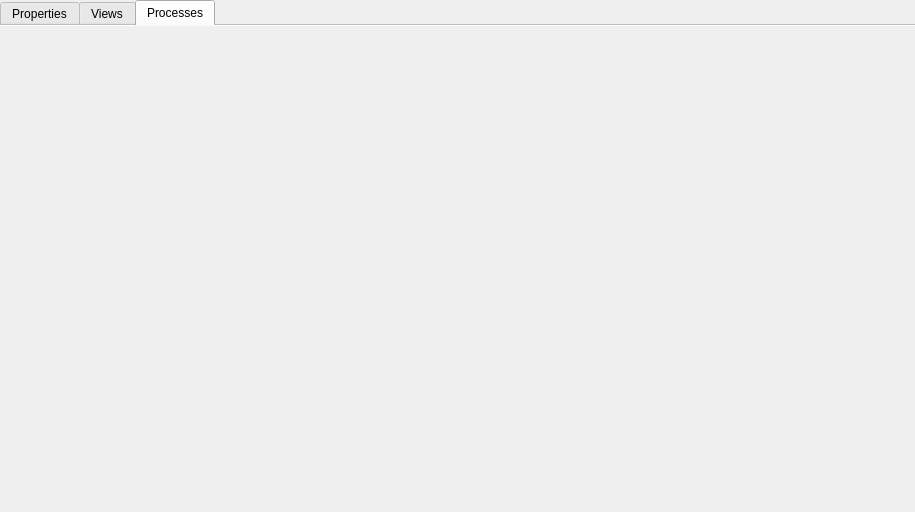
First picture: the form in src/plugins/OpenSpeedShop/Experiment/ExperimentWidget.ui, repository OpenSpeedShop/gui, before the edit.
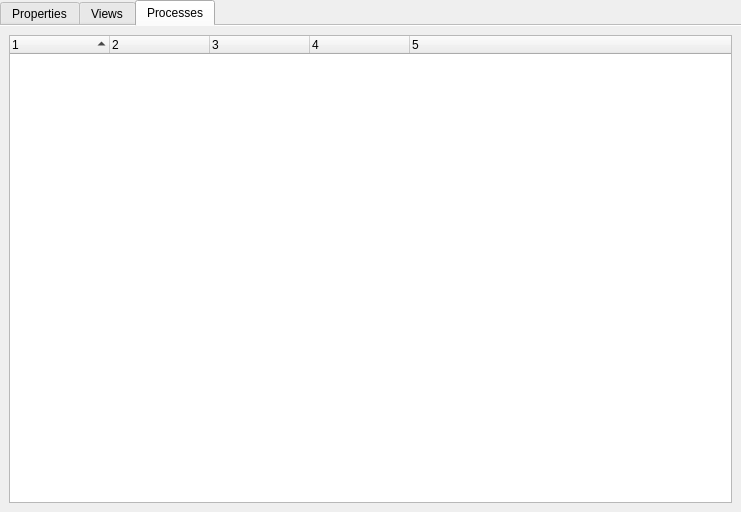
Second picture: the form after the edit. The open tabs and pages were chosen to show the change. Icons and pictures are not drawn.

Commit message: Fixed canceled experiment loading issue; added process tree view and populating it; fixed include of deleted header file.

What changed in the file:
```diff
--- a/src/plugins/OpenSpeedShop/Experiment/ExperimentWidget.ui
+++ b/src/plugins/OpenSpeedShop/Experiment/ExperimentWidget.ui
@@ -6,7 +6,7 @@
    <rect>
     <x>0</x>
     <y>0</y>
-    <width>915</width>
+    <width>729</width>
     <height>512</height>
    </rect>
   </property>
@@ -554,6 +554,46 @@
       <attribute name="title">
        <string>Processes</string>
       </attribute>
+      <layout class="QHBoxLayout" name="horizontalLayout_7">
+       <item>
+        <widget class="QTreeWidget" name="trvProcesses">
+         <property name="rootIsDecorated">
+          <bool>false</bool>
+         </property>
+         <property name="sortingEnabled">
+          <bool>true</bool>
+         </property>
+         <property name="columnCount">
+          <number>5</number>
+         </property>
+         <column>
+          <property name="text">
+           <string notr="true">1</string>
+          </property>
+         </column>
+         <column>
+          <property name="text">
+           <string notr="true">2</string>
+          </property>
+         </column>
+         <column>
+          <property name="text">
+           <string notr="true">3</string>
+          </property>
+         </column>
+         <column>
+          <property name="text">
+           <string notr="true">4</string>
+          </property>
+         </column>
+         <column>
+          <property name="text">
+           <string notr="true">5</string>
+          </property>
+         </column>
+        </widget>
+       </item>
+      </layout>
      </widget>
     </widget>
    </item>
```
Left out of the diff: 2 changed lines with no effect on the pictures. The commit also changes 3 other files.
